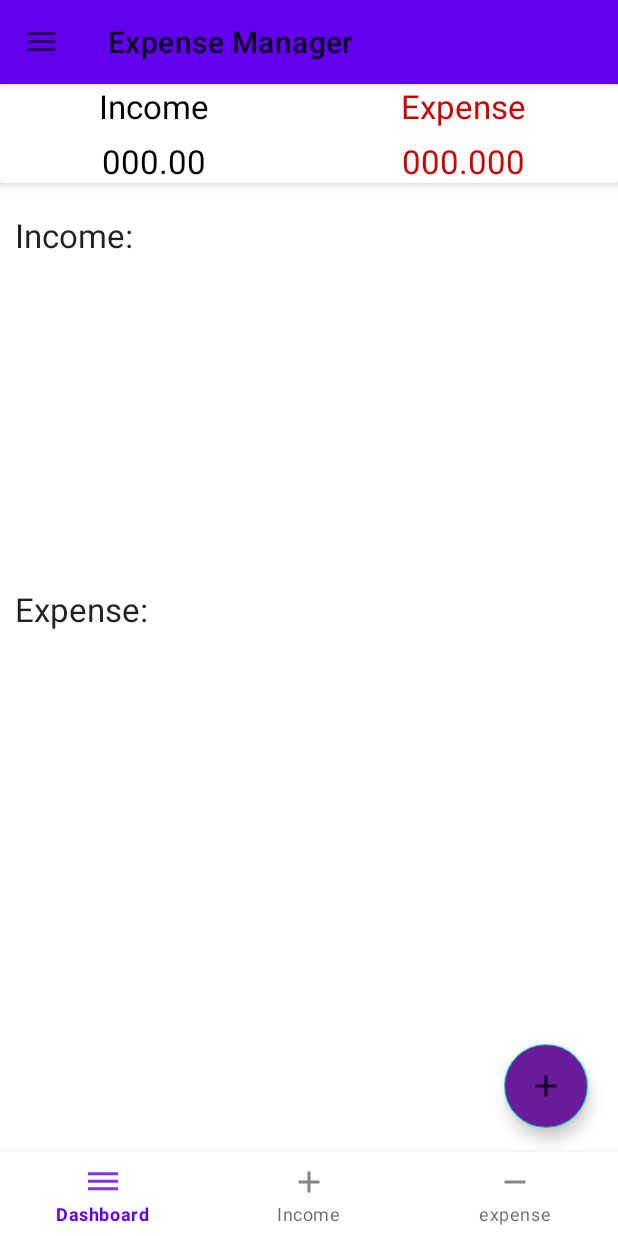
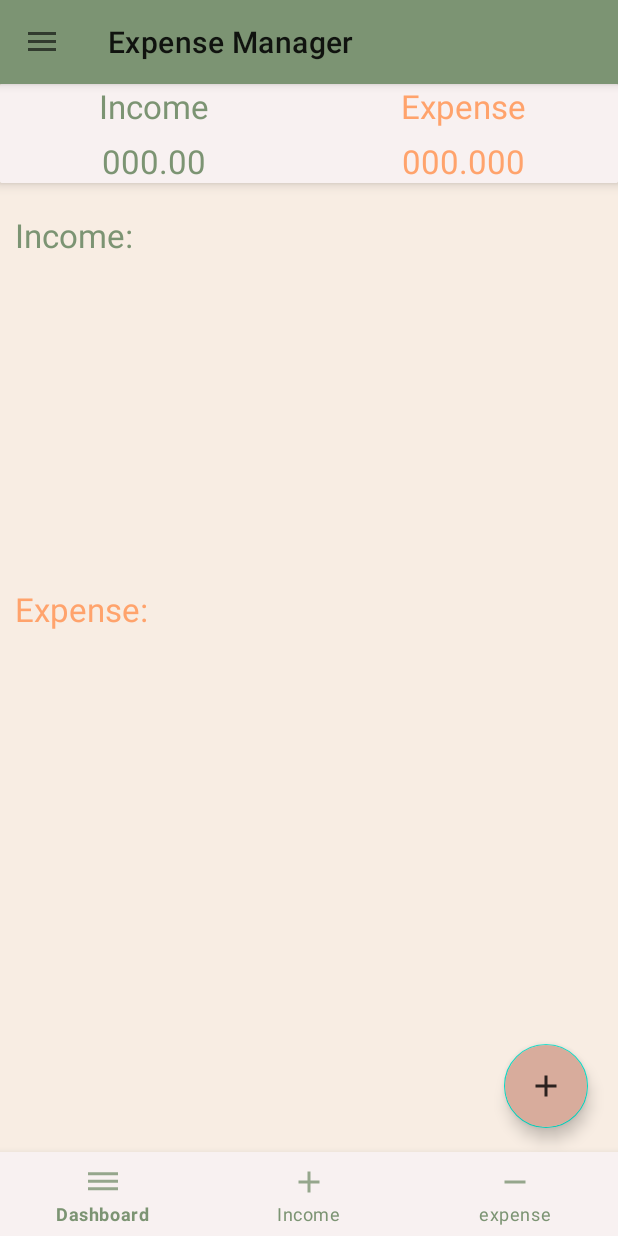
Before and after one commit to jayro0414/ExpenseManagerApp, an Android app: the screen it shows after launch once a user with an empty profile is signed in (HomeActivity), on a phone screen of 412 x 824 dp. Run offline under Robolectric (Android 15) with nearby library versions, the phone set to English and light mode, and no system bars; our stand-ins replace Firebase (no records; nobody signed in at launch, a user with empty details on screens opened directly).

Commit message:
color change

```diff
--- a/app/src/main/res/drawable-anydpi/dashboard.xml
+++ b/app/src/main/res/drawable-anydpi/dashboard.xml
@@ -3,7 +3,7 @@
     android:height="24dp"
     android:viewportWidth="24"
     android:viewportHeight="24"
-    android:tint="#FFFFFF"
+    android:tint="#7c9473"
     android:alpha="0.8">
   <path
       android:fillColor="@android:color/white"
--- a/app/src/main/res/drawable-anydpi/expense.xml
+++ b/app/src/main/res/drawable-anydpi/expense.xml
@@ -3,7 +3,7 @@
     android:height="24dp"
     android:viewportWidth="24"
     android:viewportHeight="24"
-    android:tint="#FFFFFF"
+    android:tint="#7c9473"
     android:alpha="0.8">
   <path
       android:fillColor="@android:color/white"
--- a/app/src/main/res/drawable-anydpi/income.xml
+++ b/app/src/main/res/drawable-anydpi/income.xml
@@ -3,7 +3,7 @@
     android:height="24dp"
     android:viewportWidth="24"
     android:viewportHeight="24"
-    android:tint="#FFFFFF"
+    android:tint="#7c9473"
     android:alpha="0.8">
   <path
       android:fillColor="@android:color/white"
--- a/app/src/main/res/layout/activity_main.xml
+++ b/app/src/main/res/layout/activity_main.xml
@@ -48,6 +48,7 @@
                 android:layout_margin="10dp"
                 android:text="Log In"
                 android:id="@+id/btn_login"
+                android:backgroundTint="@color/green2"
                 android:textAppearance="?android:textAppearanceMedium"
                 />
 
--- a/app/src/main/res/layout/activity_registration.xml
+++ b/app/src/main/res/layout/activity_registration.xml
@@ -48,6 +48,7 @@
                 android:layout_margin="10dp"
                 android:text="Sign Up"
                 android:id="@+id/btn_reg"
+                android:backgroundTint="@color/green2"
                 android:textAppearance="?android:textAppearanceMedium"
                 />
 
--- a/app/src/main/res/layout/appbar_layout.xml
+++ b/app/src/main/res/layout/appbar_layout.xml
@@ -13,6 +13,7 @@
         <androidx.appcompat.widget.Toolbar
             android:layout_width="match_parent"
             android:layout_height="wrap_content"
+            android:background="@color/green2"
             android:id="@+id/my_toolbar">
         </androidx.appcompat.widget.Toolbar>
 
--- a/app/src/main/res/layout/content_main.xml
+++ b/app/src/main/res/layout/content_main.xml
@@ -13,6 +13,9 @@
         android:layout_alignParentRight="true"
         android:layout_alignParentStart="true"
         android:layout_alignParentLeft="true"
+        app:itemTextColor="@color/green2"
+        app:itemIconTint="@color/green2"
+        android:background="#f8f1f1"
         app:menu="@menu/bottommenu">
     </com.google.android.material.bottomnavigation.BottomNavigationView>
 
@@ -23,6 +26,7 @@
         android:layout_alignParentStart="true"
         android:layout_alignParentLeft="true"
         android:layout_alignParentRight="true"
+        android:background="#f8ede3"
         android:layout_above="@+id/bottomNavigationbar">
 
     </FrameLayout>
--- a/app/src/main/res/layout/custom_laybout_for_insertdata.xml
+++ b/app/src/main/res/layout/custom_laybout_for_insertdata.xml
@@ -138,7 +138,7 @@
                         android:id="@+id/btnCancel"
                         android:textAppearance="?android:textAppearanceMedium"
                         android:textColor="@android:color/white"
-                        android:background="@android:color/holo_red_light"/>
+                        android:backgroundTint="#d8ac9c"/>
 
                 </RelativeLayout>
 
@@ -156,7 +156,7 @@
                         android:id="@+id/btnSave"
                         android:textAppearance="?android:textAppearanceMedium"
                         android:textColor="@android:color/white"
-                        android:background="@android:color/holo_red_light"/>
+                        android:backgroundTint="#d8ac9c"/>
 
                 </RelativeLayout>
 
--- a/app/src/main/res/layout/dashboard_expense.xml
+++ b/app/src/main/res/layout/dashboard_expense.xml
@@ -6,12 +6,14 @@
     xmlns:app="http://schemas.android.com/apk/res-auto"
     app:cardElevation="10dp"
     android:elevation="5dp"
+    android:backgroundTint="#f8f1f1"
     android:layout_margin="10dp">
 
     <LinearLayout
         android:layout_width="match_parent"
         android:orientation="vertical"
         android:layout_margin="10dp"
+        android:background="#f8f1f1"
         android:layout_height="wrap_content">
 
         <TextView
--- a/app/src/main/res/layout/dashboard_income.xml
+++ b/app/src/main/res/layout/dashboard_income.xml
@@ -6,12 +6,14 @@
     xmlns:app="http://schemas.android.com/apk/res-auto"
     app:cardElevation="10dp"
     android:layout_margin="10dp"
-    android:elevation="5dp">
+    android:elevation="5dp"
+    android:backgroundTint="#f8f1f1">
 
 <LinearLayout
     android:layout_width="match_parent"
     android:orientation="vertical"
     android:layout_margin="10dp"
+    android:background="#f8f1f1"
     android:layout_height="wrap_content">
 
     <TextView
--- a/app/src/main/res/layout/fragment_dash_board.xml
+++ b/app/src/main/res/layout/fragment_dash_board.xml
@@ -11,11 +11,13 @@
         android:layout_width="match_parent"
         android:layout_height="wrap_content"
         app:cardElevation="5dp"
+        android:background="#f8f1f1"
         android:elevation="10dp">
 
         <LinearLayout
             android:layout_width="match_parent"
             android:layout_height="wrap_content"
+            android:background="#f8f1f1"
             android:orientation="vertical">
 
             <LinearLayout
@@ -27,15 +29,15 @@
                     android:layout_width="0dp"
                     android:layout_weight="1"
                     android:gravity="center"
+                    android:background="#f8f1f1"
                     android:layout_height="wrap_content">
 
                     <TextView
                         android:layout_width="wrap_content"
                         android:layout_height="wrap_content"
+                        android:text="Income"
                         android:textAppearance="?android:textAppearanceLarge"
-                        android:textColor="@android:color/black"
-                        android:text="Income"
-                        />
+                        android:textColor="@color/green2" />
 
                 </RelativeLayout>
 
@@ -43,13 +45,14 @@
                     android:layout_width="0dp"
                     android:layout_weight="1"
                     android:gravity="center"
+                    android:background="#f8f1f1"
                     android:layout_height="wrap_content">
 
                     <TextView
                         android:layout_width="wrap_content"
                         android:layout_height="wrap_content"
                         android:textAppearance="?android:textAppearanceLarge"
-                        android:textColor="@android:color/holo_red_dark"
+                        android:textColor="#ffa36c"
                         android:text="Expense"
                         />
 
@@ -67,6 +70,7 @@
                     android:layout_width="0dp"
                     android:layout_weight="1"
                     android:gravity="center"
+                    android:background="#f8f1f1"
                     android:layout_height="wrap_content">
 
                     <TextView
@@ -74,7 +78,7 @@
                         android:layout_height="wrap_content"
                         android:id="@+id/income_set_result"
                         android:textAppearance="?android:textAppearanceLarge"
-                        android:textColor="@android:color/black"
+                        android:textColor="@color/green2"
                         android:text="000.00"
                         />
 
@@ -84,13 +88,14 @@
                     android:layout_width="0dp"
                     android:layout_weight="1"
                     android:gravity="center"
+                    android:background="#f8f1f1"
                     android:layout_height="wrap_content">
 
                     <TextView
                         android:layout_width="wrap_content"
                         android:layout_height="wrap_content"
                         android:textAppearance="?android:textAppearanceLarge"
-                        android:textColor="@android:color/holo_red_dark"
+                        android:textColor="#ffa36c"
                         android:id="@+id/expense_set_result"
                         android:text="000.000"
                         />
@@ -123,6 +128,7 @@
                     android:layout_height="wrap_content"
                     android:padding="10dp"
                     android:text="Income:"
+                    android:textColor="@color/green2"
                     android:textAppearance="?android:textAppearanceLarge" />
 
                 <androidx.recyclerview.widget.RecyclerView
@@ -136,6 +142,7 @@
                     android:layout_width="match_parent"
                     android:layout_height="wrap_content"
                     android:text="Expense:"
+                    android:textColor="#ffa36c"
                     android:textAppearance="?android:textAppearanceLarge"
                     android:padding="10dp"
                     />
@@ -165,7 +172,7 @@
                 android:layout_height="wrap_content"
                 android:layout_gravity="center"
                 android:layout_margin="5dp"
-                android:background="@android:color/holo_blue_dark"
+                android:background="#ffa36c"
                 android:padding="5dp"
                 android:text="Expense"
                 android:textAppearance="?android:textAppearanceSmall"
@@ -177,7 +184,7 @@
                 android:layout_width="wrap_content"
                 android:layout_height="wrap_content"
                 android:layout_gravity="bottom|end"
-                android:backgroundTint="#07bca4"
+                android:backgroundTint="#ffa36c"
                 android:elevation="6dp"
                 android:src="@drawable/expense"
                 android:visibility="invisible"
@@ -199,7 +206,7 @@
                 android:layout_height="wrap_content"
                 android:layout_gravity="center"
                 android:layout_marginRight="5dp"
-                android:background="@android:color/holo_blue_dark"
+                android:background="@color/green2"
                 android:padding="5dp"
                 android:text="Income"
                 android:textAppearance="?android:textAppearanceSmall"
@@ -211,7 +218,7 @@
                 android:layout_width="wrap_content"
                 android:layout_height="wrap_content"
                 android:layout_gravity="bottom|end"
-                android:backgroundTint="#1ce10a"
+                android:backgroundTint="@color/green2"
                 android:elevation="6dp"
                 android:src="@drawable/income"
                 android:visibility="invisible"
@@ -227,7 +234,7 @@
             android:layout_gravity="bottom|end"
             android:layout_marginRight="20dp"
             android:layout_marginBottom="16dp"
-            android:backgroundTint="#6A1B9A"
+            android:backgroundTint="#d8ac9c"
             android:src="@drawable/income"
             app:fabSize="normal" />
 
--- a/app/src/main/res/layout/fragment_expense.xml
+++ b/app/src/main/res/layout/fragment_expense.xml
@@ -29,7 +29,7 @@
                     android:layout_width="wrap_content"
                     android:layout_height="wrap_content"
                     android:textAppearance="?android:textAppearanceMedium"
-                    android:textColor="@android:color/black"
+                    android:textColor="#ffa36c"
                     android:text="Expense"/>
 
             </RelativeLayout>
@@ -46,7 +46,7 @@
                     android:layout_height="wrap_content"
                     android:id="@+id/expense_txt_result"
                     android:textAppearance="?android:textAppearanceMedium"
-                    android:textColor="@android:color/black"
+                    android:textColor="#ffa36c"
                     android:text="00000.00"/>
 
             </RelativeLayout>
--- a/app/src/main/res/layout/fragment_income.xml
+++ b/app/src/main/res/layout/fragment_income.xml
@@ -30,7 +30,7 @@
                     android:layout_height="wrap_content"
                     android:text="Income"
                     android:textAppearance="?android:textAppearanceMedium"
-                    android:textColor="@android:color/black" />
+                    android:textColor="@color/green2" />
 
             </RelativeLayout>
 
@@ -47,7 +47,7 @@
                     android:layout_height="wrap_content"
                     android:text="00000.00"
                     android:textAppearance="?android:textAppearanceMedium"
-                    android:textColor="@android:color/black" />
+                    android:textColor="@color/green2" />
 
             </RelativeLayout>
 
--- a/app/src/main/res/layout/nav_header.xml
+++ b/app/src/main/res/layout/nav_header.xml
@@ -7,7 +7,7 @@
     android:gravity="center"
     android:orientation="vertical"
     android:theme="@style/Base.ThemeOverlay.AppCompat.Dark"
-    android:background="@color/teal_200">
+    android:background="#d8ac9c">
 
     <TextView
         android:layout_width="match_parent"
--- a/app/src/main/res/layout/update_data_item.xml
+++ b/app/src/main/res/layout/update_data_item.xml
@@ -138,7 +138,7 @@
                         android:id="@+id/btnDelete"
                         android:textAppearance="?android:textAppearanceMedium"
                         android:textColor="@android:color/white"
-                        android:background="@android:color/holo_red_light"/>
+                        android:backgroundTint="#d8ac9c"/>
 
                 </RelativeLayout>
 
@@ -156,7 +156,7 @@
                         android:id="@+id/btnUpdate"
                         android:textAppearance="?android:textAppearanceMedium"
                         android:textColor="@android:color/white"
-                        android:background="@android:color/holo_red_light"/>
+                        android:backgroundTint="#d8ac9c"/>
 
                 </RelativeLayout>
 
--- a/app/src/main/res/menu/bottommenu.xml
+++ b/app/src/main/res/menu/bottommenu.xml
@@ -2,13 +2,16 @@
 <menu xmlns:android="http://schemas.android.com/apk/res/android">
     <item android:id="@+id/dashboard"
         android:title="Dashboard"
-        android:icon="@drawable/dashboard"/>
+        android:icon="@drawable/dashboard"
+        android:iconTint="@color/green2"/>
 
     <item android:id="@+id/income"
         android:title="Income"
-        android:icon="@drawable/income"/>
+        android:icon="@drawable/income"
+        android:iconTint="@color/green2"/>
 
     <item android:id="@+id/expense"
         android:title="expense"
-        android:icon="@drawable/expense"/>
+        android:icon="@drawable/expense"
+        android:iconTint="@color/green2"/>
 </menu>
--- a/app/src/main/res/values/colors.xml
+++ b/app/src/main/res/values/colors.xml
@@ -7,4 +7,7 @@
     <color name="teal_700">#FF018786</color>
     <color name="black">#FF000000</color>
     <color name="white">#FFFFFFFF</color>
+    <color name="green1">#a0cc78</color>
+    <color name="green2">#7c9473</color>
+    <color name="red1">#da4302</color>
 </resources>
```
